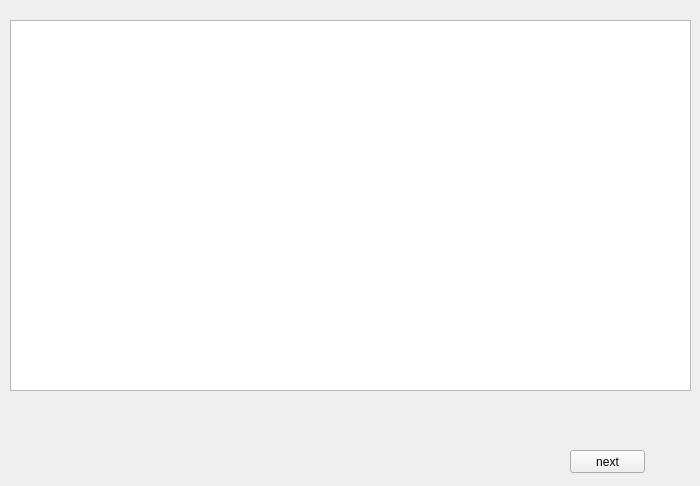
First picture: the form in menus/text_menu/text_menu.ui, repository JoaoCarlosNascimento/HandSignLanguage, before the edit.
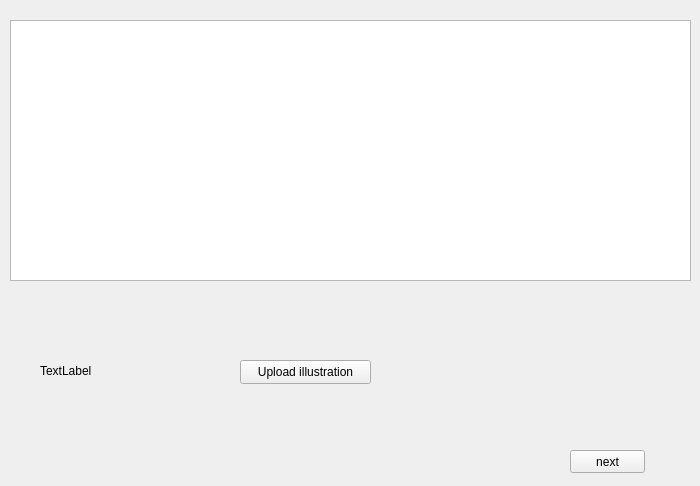
Second picture: the form after the edit.

Commit message: Adicionei menu de leitura

```diff
--- a/menus/text_menu/text_menu.ui
+++ b/menus/text_menu/text_menu.ui
@@ -32,10 +32,36 @@
      <x>10</x>
      <y>20</y>
      <width>681</width>
-     <height>371</height>
+     <height>261</height>
     </rect>
    </property>
   </widget>
+  <widget class="QPushButton" name="upload">
+   <property name="geometry">
+    <rect>
+     <x>240</x>
+     <y>360</y>
+     <width>131</width>
+     <height>24</height>
+    </rect>
+   </property>
+   <property name="text">
+    <string>Upload illustration</string>
+   </property>
+  </widget>
+  <widget class="QLabel" name="preview">
+   <property name="geometry">
+    <rect>
+     <x>40</x>
+     <y>300</y>
+     <width>181</width>
+     <height>141</height>
+    </rect>
+   </property>
+   <property name="text">
+    <string>TextLabel</string>
+   </property>
+  </widget>
  </widget>
  <resources/>
  <connections/>
```
The commit also changes 13 other files.
